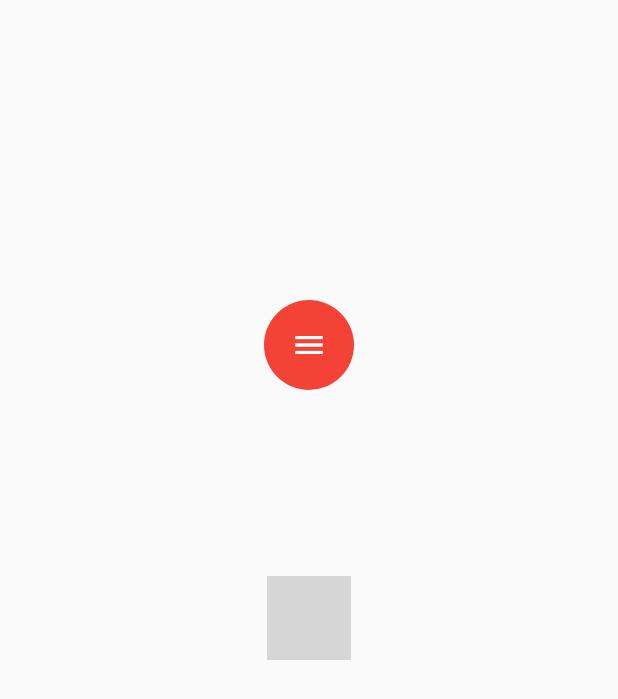
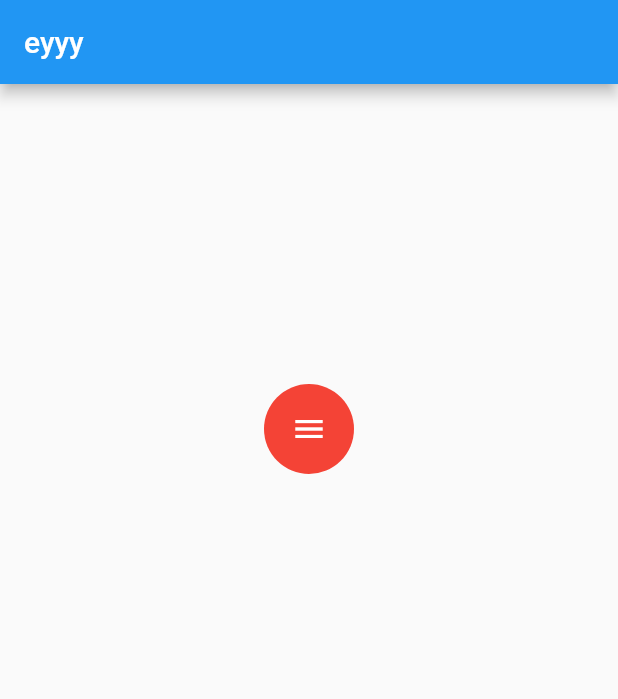
Before and after one commit to H-Zaman/My_Journal, a Flutter app: the screen it shows after launch, on a phone screen of 412 x 824 dp. Shown: the top 699 px of the screen. Run offline on Flutter 3.47's test engine with Material 2 defaults, Android fonts, the phone set to English and light mode, and no system bars; missing offline and left inert: fab_circular_menu; grey boxes are pictures that could not be loaded.

Commit message:
..updates

```diff
--- a/lib/fab_circular_menu/fab_package.dart
+++ b/lib/fab_circular_menu/fab_package.dart
@@ -10,6 +10,8 @@ class _PackageFabState extends State<PackageFab> {
   @override
   Widget build(BuildContext context) {
     return FabCircularMenu(
+      //position
+      alignment: Alignment.bottomCenter,
       children: <Widget>[
         IconButton(
           icon: Icon(Icons.note_add),
--- a/lib/screens/home/home.dart
+++ b/lib/screens/home/home.dart
@@ -6,6 +6,11 @@ class HomeScreen extends StatelessWidget {
   @override
   Widget build(BuildContext context) {
     return Scaffold(
+      appBar: AppBar(
+        title: Text(
+          'eyyy'
+        ),
+      ),
       body: Padding(
         padding: const EdgeInsets.only(top: 200),
         child: Align(
@@ -13,8 +18,6 @@ class HomeScreen extends StatelessWidget {
             alignment: Alignment.topCenter,
             child: CustomFab()),
       ),
-      floatingActionButtonLocation: FloatingActionButtonLocation.centerDocked,
-      floatingActionButton: Center(child: PackageFab()),
     );
   }
 }
```
